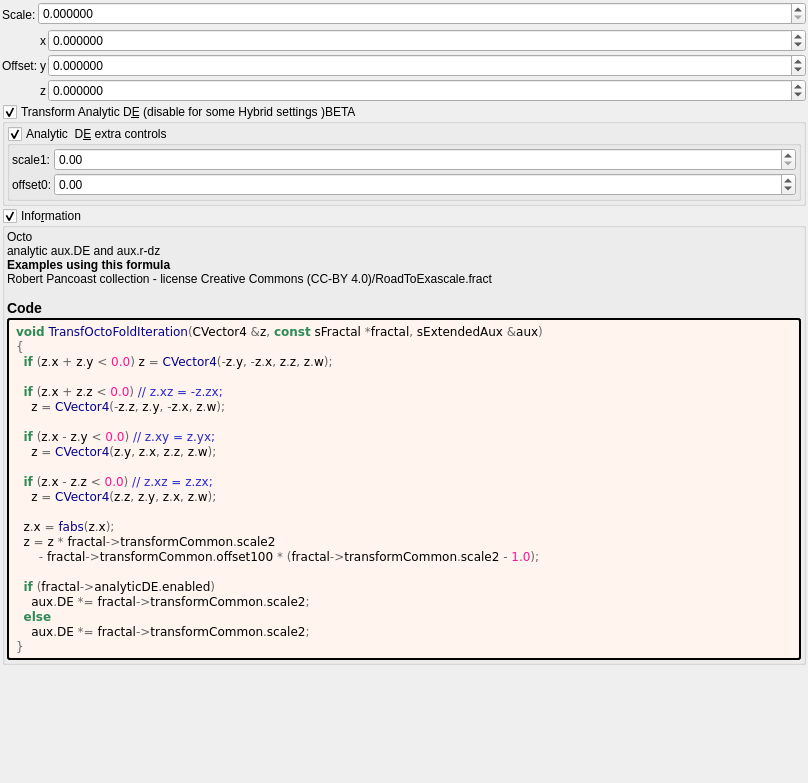
The window that mandelbulber2/formula/ui/transf_octo_fold.ui (buddhi1980/mandelbulber2) describes before a commit, drawn with Qt 5.
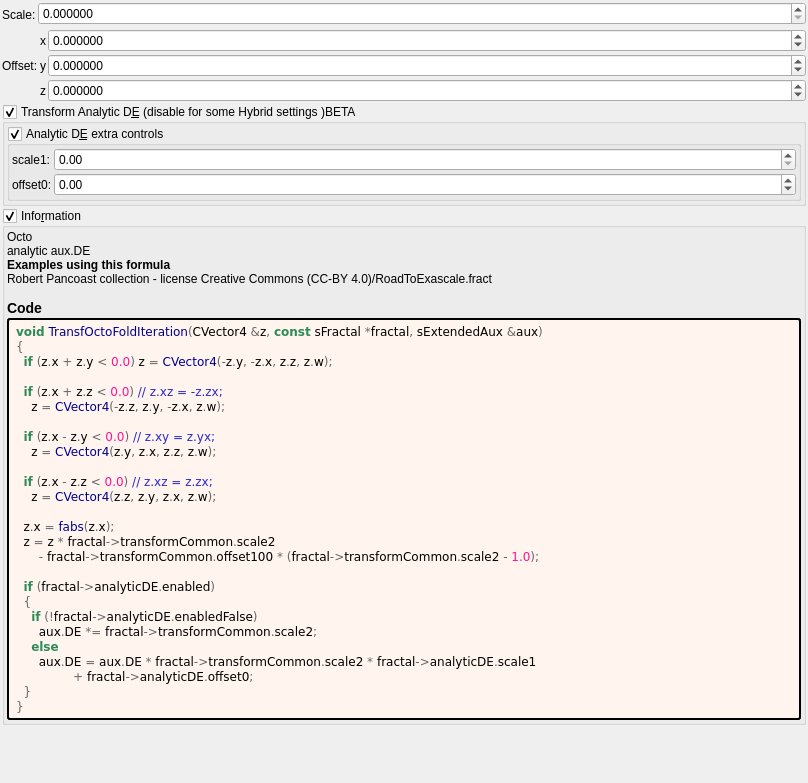
The same window after the commit. Custom widgets are drawn as their Qt base class.

Commit message: Corrected calculation of r in OpenCL ComputeFractal for scator formulas Applied PopulateUI populateUiInformation.php script to update .cl files

Diff of the .ui file:
```diff
--- a/mandelbulber2/formula/ui/transf_octo_fold.ui
+++ b/mandelbulber2/formula/ui/transf_octo_fold.ui
@@ -217,7 +217,7 @@
       <item>
        <widget class="MyGroupBox" name="groupCheck_analyticDE_enabled_false">
         <property name="title">
-         <string>Analytic  D&amp;E extra controls</string>
+         <string>Analytic D&amp;E extra controls</string>
         </property>
         <property name="checkable">
          <bool>true</bool>
@@ -351,7 +351,7 @@
       <item>
        <widget class="QLabel" name="label_information_general">
         <property name="text">
-         <string notr="true">&lt;p&gt;Octo&lt;br&gt;analytic aux.DE and aux.r-dz&lt;/p&gt;&lt;table&gt;
+         <string notr="true">&lt;p&gt;Octo&lt;br&gt;analytic aux.DE&lt;/p&gt;&lt;table&gt;
 &lt;/table&gt;
 &lt;br&gt;&lt;b&gt;Examples using this formula&lt;/b&gt;&lt;br&gt;Robert Pancoast collection - license Creative Commons (CC-BY 4.0)/RoadToExascale.fract&lt;h3&gt;Code&lt;/h3&gt;</string>
         </property>
@@ -391,9 +391,13 @@
       &lt;span style=&quot;color:#676767&quot;&gt;-&lt;/span&gt; fractal&lt;span style=&quot;color:#676767&quot;&gt;-&amp;gt;&lt;/span&gt;transformCommon&lt;span style=&quot;color:#676767&quot;&gt;.&lt;/span&gt;offset100 &lt;span style=&quot;color:#676767&quot;&gt;* (&lt;/span&gt;fractal&lt;span style=&quot;color:#676767&quot;&gt;-&amp;gt;&lt;/span&gt;transformCommon&lt;span style=&quot;color:#676767&quot;&gt;.&lt;/span&gt;scale2 &lt;span style=&quot;color:#676767&quot;&gt;-&lt;/span&gt; &lt;span style=&quot;color:#ff1493&quot;&gt;1.0&lt;/span&gt;&lt;span style=&quot;color:#676767&quot;&gt;);&lt;/span&gt;
 
   &lt;span style=&quot;color:#2e8b57; font-weight:bold&quot;&gt;if&lt;/span&gt; &lt;span style=&quot;color:#676767&quot;&gt;(&lt;/span&gt;fractal&lt;span style=&quot;color:#676767&quot;&gt;-&amp;gt;&lt;/span&gt;analyticDE&lt;span style=&quot;color:#676767&quot;&gt;.&lt;/span&gt;enabled&lt;span style=&quot;color:#676767&quot;&gt;)&lt;/span&gt;
-    aux&lt;span style=&quot;color:#676767&quot;&gt;.&lt;/span&gt;DE &lt;span style=&quot;color:#676767&quot;&gt;*=&lt;/span&gt; fractal&lt;span style=&quot;color:#676767&quot;&gt;-&amp;gt;&lt;/span&gt;transformCommon&lt;span style=&quot;color:#676767&quot;&gt;.&lt;/span&gt;scale2&lt;span style=&quot;color:#676767&quot;&gt;;&lt;/span&gt;
-  &lt;span style=&quot;color:#2e8b57; font-weight:bold&quot;&gt;else&lt;/span&gt;
-    aux&lt;span style=&quot;color:#676767&quot;&gt;.&lt;/span&gt;DE &lt;span style=&quot;color:#676767&quot;&gt;*=&lt;/span&gt; fractal&lt;span style=&quot;color:#676767&quot;&gt;-&amp;gt;&lt;/span&gt;transformCommon&lt;span style=&quot;color:#676767&quot;&gt;.&lt;/span&gt;scale2&lt;span style=&quot;color:#676767&quot;&gt;;&lt;/span&gt;
+  &lt;span style=&quot;color:#676767&quot;&gt;{&lt;/span&gt;
+    &lt;span style=&quot;color:#2e8b57; font-weight:bold&quot;&gt;if&lt;/span&gt; &lt;span style=&quot;color:#676767&quot;&gt;(!&lt;/span&gt;fractal&lt;span style=&quot;color:#676767&quot;&gt;-&amp;gt;&lt;/span&gt;analyticDE&lt;span style=&quot;color:#676767&quot;&gt;.&lt;/span&gt;enabledFalse&lt;span style=&quot;color:#676767&quot;&gt;)&lt;/span&gt;
+      aux&lt;span style=&quot;color:#676767&quot;&gt;.&lt;/span&gt;DE &lt;span style=&quot;color:#676767&quot;&gt;*=&lt;/span&gt; fractal&lt;span style=&quot;color:#676767&quot;&gt;-&amp;gt;&lt;/span&gt;transformCommon&lt;span style=&quot;color:#676767&quot;&gt;.&lt;/span&gt;scale2&lt;span style=&quot;color:#676767&quot;&gt;;&lt;/span&gt;
+    &lt;span style=&quot;color:#2e8b57; font-weight:bold&quot;&gt;else&lt;/span&gt;
+      aux&lt;span style=&quot;color:#676767&quot;&gt;.&lt;/span&gt;DE &lt;span style=&quot;color:#676767&quot;&gt;=&lt;/span&gt; aux&lt;span style=&quot;color:#676767&quot;&gt;.&lt;/span&gt;DE &lt;span style=&quot;color:#676767&quot;&gt;*&lt;/span&gt; fractal&lt;span style=&quot;color:#676767&quot;&gt;-&amp;gt;&lt;/span&gt;transformCommon&lt;span style=&quot;color:#676767&quot;&gt;.&lt;/span&gt;scale2 &lt;span style=&quot;color:#676767&quot;&gt;*&lt;/span&gt; fractal&lt;span style=&quot;color:#676767&quot;&gt;-&amp;gt;&lt;/span&gt;analyticDE&lt;span style=&quot;color:#676767&quot;&gt;.&lt;/span&gt;scale1
+               &lt;span style=&quot;color:#676767&quot;&gt;+&lt;/span&gt; fractal&lt;span style=&quot;color:#676767&quot;&gt;-&amp;gt;&lt;/span&gt;analyticDE&lt;span style=&quot;color:#676767&quot;&gt;.&lt;/span&gt;offset0&lt;span style=&quot;color:#676767&quot;&gt;;&lt;/span&gt;
+  &lt;span style=&quot;color:#676767&quot;&gt;}&lt;/span&gt;
 &lt;span style=&quot;color:#676767&quot;&gt;}&lt;/span&gt;
 &lt;/pre&gt;
 &lt;/body&gt;</string>
```
Left out of the diff: 2 changed lines with no effect on the pictures. The commit also changes 44 other files.
